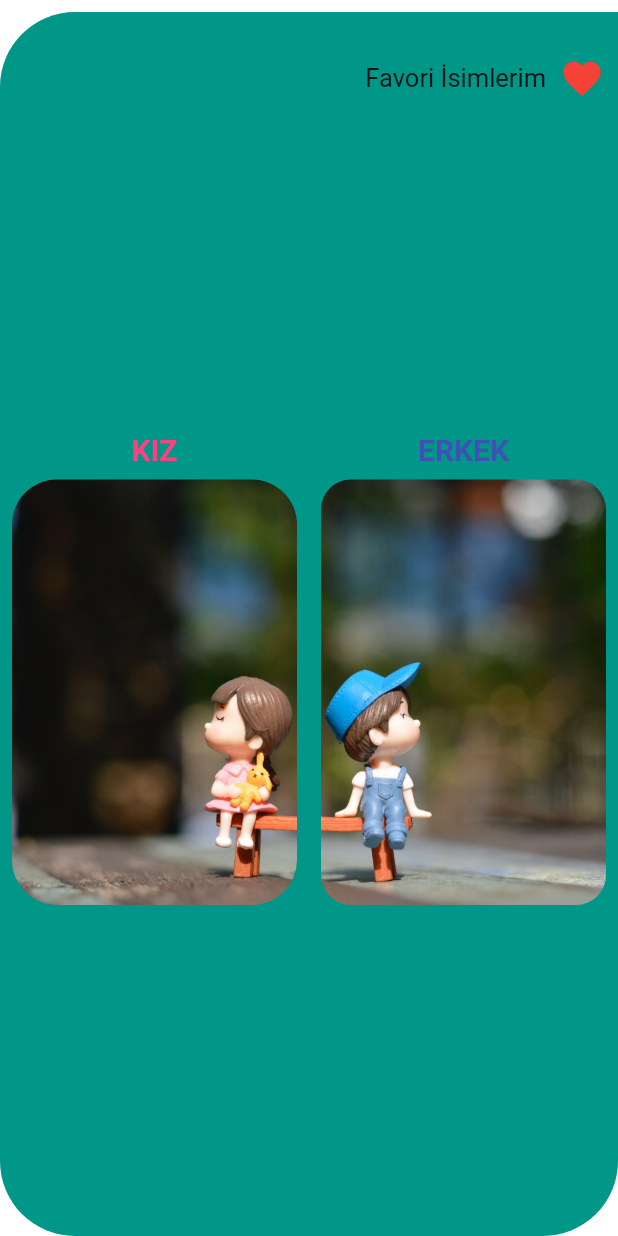
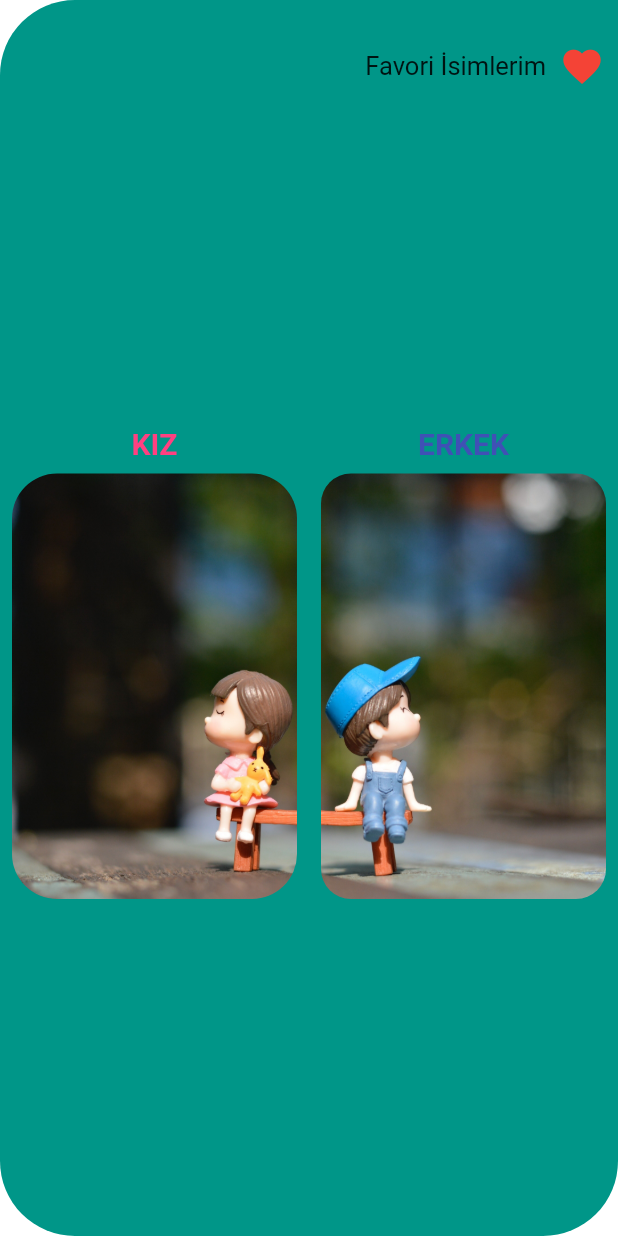
Before and after one commit to resulcay/baby_name_generator, a Flutter app: the screen it shows after launch, on a phone screen of 412 x 824 dp. Run offline on Flutter 3.47's test engine with Material 2 defaults, Android fonts, the phone set to English and light mode, and no system bars; missing offline and left inert: favorite_button.

Commit message:
30.03.2022 13:00

```diff
--- a/lib/main.dart
+++ b/lib/main.dart
@@ -41,7 +41,6 @@ class _BebekIsimState extends State<BebekIsim> {
         backgroundColor: Colors.white12,
         body: Center(
           child: Container(
-            margin: const EdgeInsets.only(right: 0, top: 8),
             alignment: Alignment.bottomCenter,
             decoration: const BoxDecoration(
                 borderRadius: BorderRadius.only(
```
